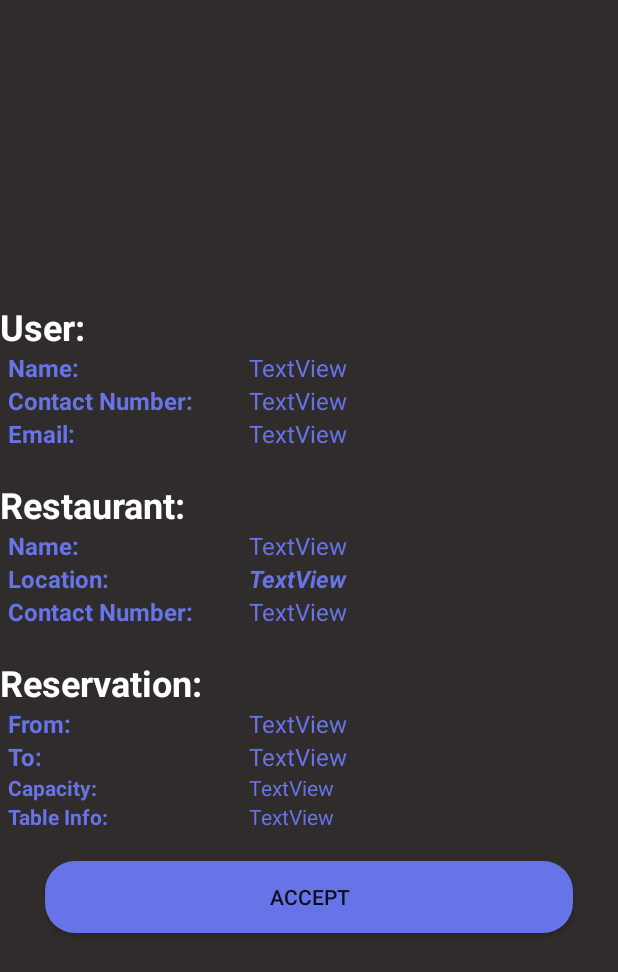
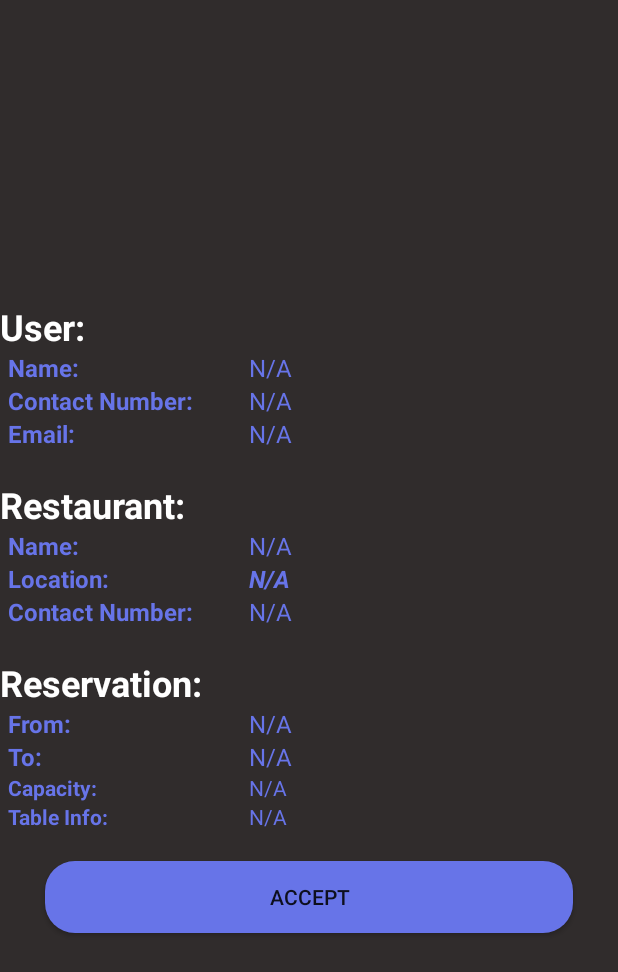
Before and after one commit to BackPhilip/TableFind, an Android app: the layout activity_reservation_receipt.xml on its own in the app's theme, with its tools: preview values and no code run, on a phone screen of 412 x 824 dp. Shown: the top 972 px of the screen. Run offline under Robolectric (Android 15) with nearby library versions, the phone set to English and light mode, and no system bars.

Commit message:
Minor Visual changes -New Reservation Dialog Box -TextView N/A

```diff
--- a/app/src/main/res/layout/activity_reservation_receipt.xml
+++ b/app/src/main/res/layout/activity_reservation_receipt.xml
@@ -74,7 +74,7 @@
                 android:layout_height="wrap_content"
                 android:layout_weight="2"
                 android:scrollbarThumbHorizontal="@color/colorPrimary"
-                android:text="TextView"
+                android:text="N/A"
                 android:textColor="@color/colorPrimary"
                 android:textSize="16sp" />
         </LinearLayout>
@@ -105,7 +105,7 @@
                 android:layout_height="wrap_content"
                 android:layout_weight="2"
                 android:scrollbarThumbHorizontal="@color/colorPrimary"
-                android:text="TextView"
+                android:text="N/A"
                 android:textColor="@color/colorPrimary"
                 android:textSize="16sp" />
         </LinearLayout>
@@ -136,7 +136,7 @@
                 android:layout_height="wrap_content"
                 android:layout_weight="2"
                 android:scrollbarThumbHorizontal="@color/colorPrimary"
-                android:text="TextView"
+                android:text="N/A"
                 android:textColor="@color/colorPrimary"
                 android:textSize="16sp" />
         </LinearLayout>
@@ -175,7 +175,7 @@
                 android:layout_width="match_parent"
                 android:layout_height="wrap_content"
                 android:layout_weight="2"
-                android:text="TextView"
+                android:text="N/A"
                 android:textColor="@color/colorPrimary"
                 android:textSize="16sp" />
         </LinearLayout>
@@ -205,7 +205,7 @@
                 android:layout_height="match_parent"
                 android:layout_weight="2"
                 android:clickable="true"
-                android:text="TextView"
+                android:text="N/A"
                 android:textColor="@color/colorPrimary"
                 android:textSize="16sp"
                 android:textStyle="bold|italic" />
@@ -235,7 +235,7 @@
                 android:layout_width="match_parent"
                 android:layout_height="match_parent"
                 android:layout_weight="2"
-                android:text="TextView"
+                android:text="N/A"
                 android:textColor="@color/colorPrimary"
                 android:textSize="16sp" />
         </LinearLayout>
@@ -274,7 +274,7 @@
                 android:layout_width="match_parent"
                 android:layout_height="match_parent"
                 android:layout_weight="2"
-                android:text="TextView"
+                android:text="N/A"
                 android:textColor="@color/colorPrimary"
                 android:textSize="16sp" />
         </LinearLayout>
@@ -303,7 +303,7 @@
                 android:layout_width="match_parent"
                 android:layout_height="match_parent"
                 android:layout_weight="2"
-                android:text="TextView"
+                android:text="N/A"
                 android:textColor="@color/colorPrimary"
                 android:textSize="16sp" />
         </LinearLayout>
@@ -331,7 +331,7 @@
                 android:layout_width="match_parent"
                 android:layout_height="match_parent"
                 android:layout_weight="2"
-                android:text="TextView"
+                android:text="N/A"
                 android:textColor="@color/colorPrimary" />
         </LinearLayout>
 
@@ -358,7 +358,7 @@
                 android:layout_width="match_parent"
                 android:layout_height="match_parent"
                 android:layout_weight="2"
-                android:text="TextView"
+                android:text="N/A"
                 android:textColor="@color/colorPrimary" />
         </LinearLayout>
 
```
Also changed, not shown: app/src/main/java/com/example/tablefind/activities/NewReservation.java (+23 -1 lines), 331 other files.
